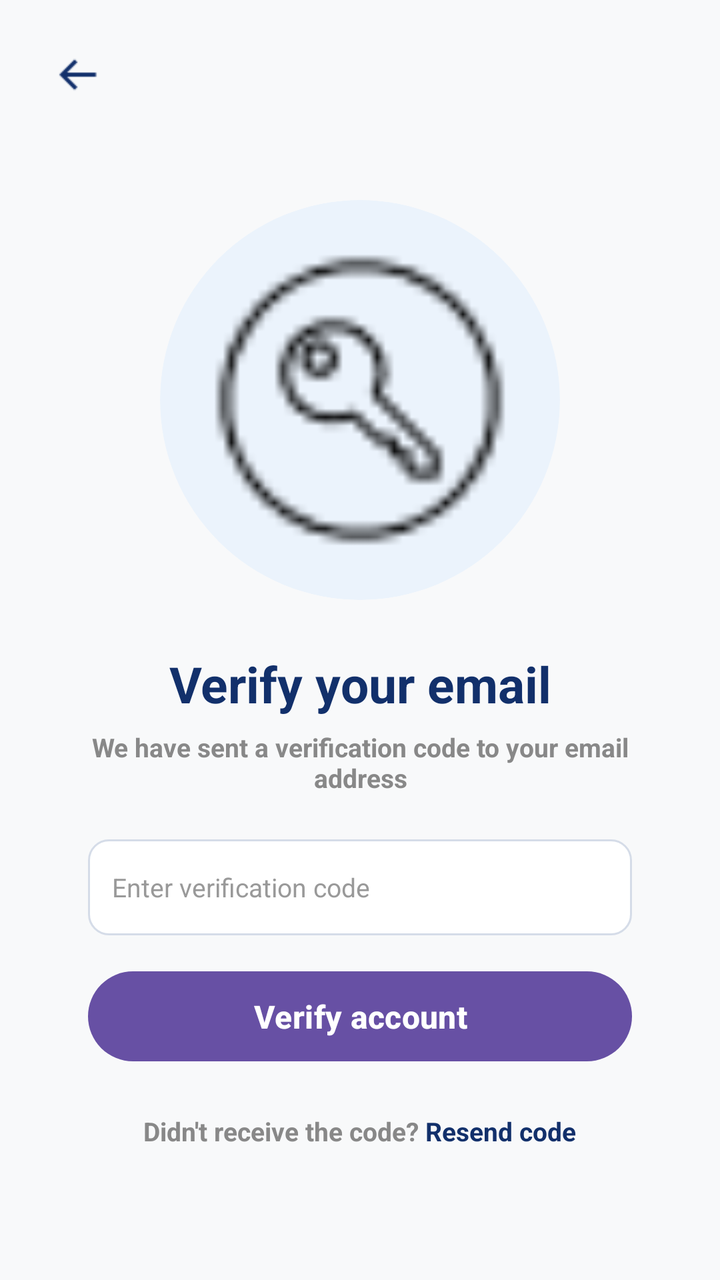
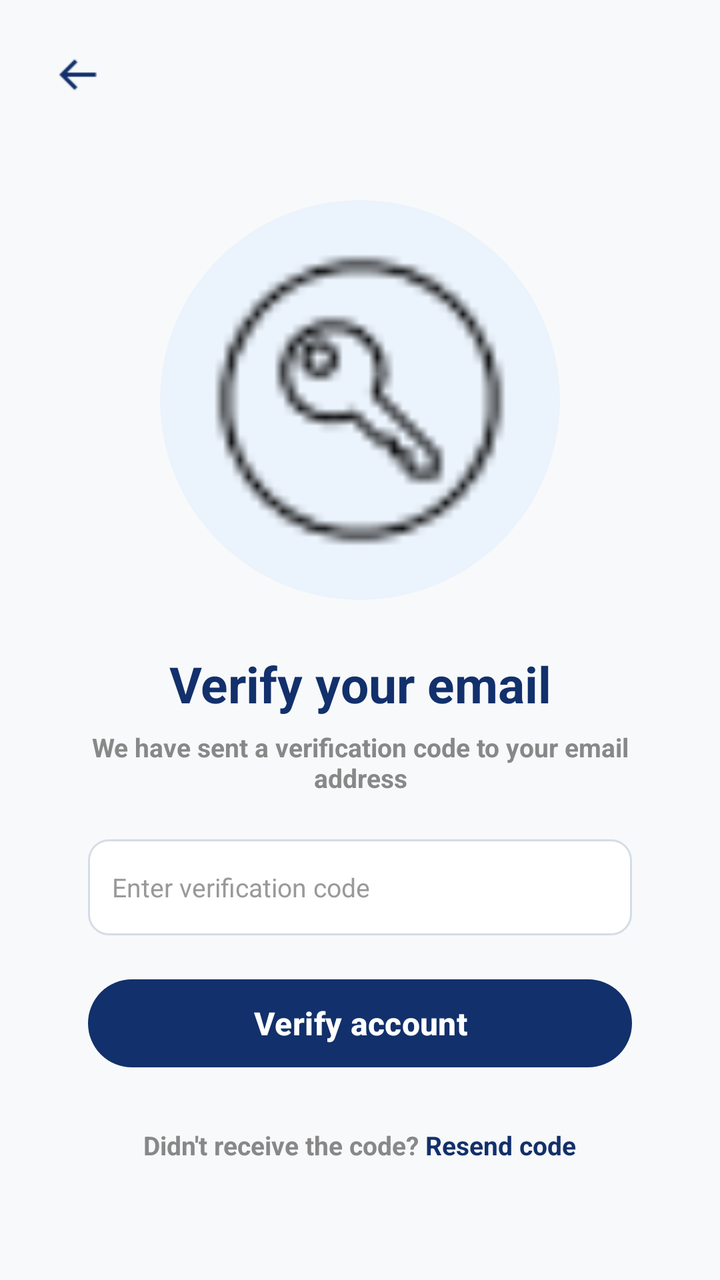

Compare the two renders of this Android layout. The source of the first and the diff that turns it into the second are given below.
<!-- AndroidManifest.xml: application theme Theme.CampusMart -->
<!-- res/layout/verify_email.xml -->
<?xml version="1.0" encoding="utf-8"?>
<LinearLayout
    xmlns:android="http://schemas.android.com/apk/res/android"
    android:layout_width="match_parent"
    android:layout_height="match_parent"
    android:background="#F8F9FA"
    android:orientation="vertical">

    
    <RelativeLayout
        android:layout_width="match_parent"
        android:layout_height="75dp">

        <ImageView
            android:id="@+id/back"
            android:layout_width="24dp"
            android:layout_height="24dp"
            android:layout_centerVertical="true"
            android:layout_marginStart="27dp"
            android:src="@drawable/back_arrow_png"
            android:tint="#12306B" />

    </RelativeLayout>

    
    <LinearLayout
        android:layout_width="match_parent"
        android:layout_height="0dp"
        android:layout_weight="1"
        android:gravity="center_horizontal"
        android:orientation="vertical"
        android:paddingHorizontal="44dp">

        
        <FrameLayout
            android:layout_width="200dp"
            android:layout_height="200dp"
            android:layout_marginTop="25dp"
            android:background="@drawable/bg_circle_light"
            android:clipToOutline="true"
            android:padding="25dp">

            <ImageView
                android:id="@+id/verificationImage"
                android:layout_width="match_parent"
                android:layout_height="match_parent"
                android:scaleType="fitCenter"
                android:src="@drawable/otp_icon_png" />

        </FrameLayout>

        
        <TextView
            android:layout_width="match_parent"
            android:layout_height="wrap_content"
            android:layout_marginTop="25dp"
            android:gravity="center"
            android:text="Verify your email"
            android:textColor="#12306B"
            android:textSize="25sp"
            android:textStyle="bold" />

        
        <TextView
            android:layout_width="match_parent"
            android:layout_height="wrap_content"
            android:layout_marginTop="6dp"
            android:gravity="center"
            android:text="We have sent a verification code to your email address"
            android:textColor="#888888"
            android:textSize="13sp"
            android:textStyle="bold" />

        
        <EditText
            android:id="@+id/verificationCode"
            android:layout_width="match_parent"
            android:layout_height="48dp"
            android:layout_marginTop="22dp"
            android:background="@drawable/input_background"
            android:hint="Enter verification code"
            android:inputType="number"
            android:paddingHorizontal="12dp"
            android:singleLine="true"
            android:textColor="#111111"
            android:textColorHint="#999999"
            android:textSize="13sp" />

        
        <Button
            android:id="@+id/btnVerify"
            android:layout_width="match_parent"
            android:layout_height="45dp"
            android:layout_marginTop="18dp"
            android:background="@drawable/button_background"
            android:text="Verify account"
            android:textAllCaps="false"
            android:textColor="#FFFFFF"
            android:textSize="16sp"
            android:textStyle="bold" />

        
        <LinearLayout
            android:layout_width="match_parent"
            android:layout_height="wrap_content"
            android:layout_marginTop="26dp"
            android:gravity="center"
            android:orientation="horizontal">

            <TextView
                android:layout_width="wrap_content"
                android:layout_height="wrap_content"
                android:text="Didn't receive the code? "
                android:textColor="#888888"
                android:textSize="13sp"
                android:textStyle="bold" />

            <TextView
                android:id="@+id/resendCode"
                android:layout_width="wrap_content"
                android:layout_height="wrap_content"
                android:text="Resend code"
                android:textColor="#12306B"
                android:textSize="13sp"
                android:textStyle="bold" />

        </LinearLayout>

    </LinearLayout>

</LinearLayout>
<!-- resources referenced by this layout -->
<resources>
  <!-- drawable back_arrow_png: png bitmap (drawable, 249 bytes) -->
  <!-- drawable bg_circle_light (drawable) -->
  <?xml version="1.0" encoding="utf-8"?>
  <shape xmlns:android="http://schemas.android.com/apk/res/android"
      android:shape="oval">
      <solid android:color="#EBF3FC" />
  </shape>
  <!-- drawable button_background (drawable) -->
  <?xml version="1.0" encoding="utf-8"?>
  <shape xmlns:android="http://schemas.android.com/apk/res/android">
      <solid android:color="#173B70"/>
      <corners android:radius="30dp"/>
  </shape>
  <!-- drawable input_background (drawable) -->
  <?xml version="1.0" encoding="utf-8"?>
  <shape xmlns:android="http://schemas.android.com/apk/res/android">
      <solid android:color="#FFFFFF"/>
      <corners android:radius="10dp"/>
      <stroke
          android:width="1dp"
          android:color="#D5DCE8"/>
  </shape>
  <!-- drawable otp_icon_png: png bitmap (drawable, 789 bytes) -->
  <style name="Theme.CampusMart" parent="Base.Theme.CampusMart" />
  <style name="Base.Theme.CampusMart" parent="Theme.Material3.DayNight.NoActionBar">
          
          
      </style>
</resources>

<!-- the commit's change to res/layout/verify_email.xml (unified diff, before → after) -->
@@ -1,6 +1,7 @@
 <?xml version="1.0" encoding="utf-8"?>
 <LinearLayout
     xmlns:android="http://schemas.android.com/apk/res/android"
+    xmlns:app="http://schemas.android.com/apk/res-auto"
     android:layout_width="match_parent"
     android:layout_height="match_parent"
     android:background="#F8F9FA"
@@ -87,17 +88,18 @@
             android:textSize="13sp" />
 
         
-        <Button
+        <com.google.android.material.button.MaterialButton
             android:id="@+id/btnVerify"
             android:layout_width="match_parent"
-            android:layout_height="45dp"
+            android:layout_height="52dp"
             android:layout_marginTop="18dp"
-            android:background="@drawable/button_background"
             android:text="Verify account"
             android:textAllCaps="false"
             android:textColor="#FFFFFF"
             android:textSize="16sp"
-            android:textStyle="bold" />
+            android:textStyle="bold"
+            app:backgroundTint="#12306B"
+            app:cornerRadius="26dp" />
 
         
         <LinearLayout
<!-- resource entries referenced after the edit -->
@@ -6,12 +6,6 @@
   <shape xmlns:android="http://schemas.android.com/apk/res/android"
       android:shape="oval">
       <solid android:color="#EBF3FC" />
-  </shape>
-  <!-- drawable button_background (drawable) -->
-  <?xml version="1.0" encoding="utf-8"?>
-  <shape xmlns:android="http://schemas.android.com/apk/res/android">
-      <solid android:color="#173B70"/>
-      <corners android:radius="30dp"/>
   </shape>
   <!-- drawable input_background (drawable) -->
   <?xml version="1.0" encoding="utf-8"?>
@@ -25,8 +19,11 @@
   <!-- drawable otp_icon_png: png bitmap (drawable, 789 bytes) -->
   <style name="Theme.CampusMart" parent="Base.Theme.CampusMart" />
   <style name="Base.Theme.CampusMart" parent="Theme.Material3.DayNight.NoActionBar">
-          
-          
+          <item name="colorPrimary">@color/bg_splash_navy</item>
+          <item name="colorPrimaryVariant">#12306B</item>
+          <item name="colorOnPrimary">@color/white</item>
       </style>
+  <color name="bg_splash_navy">#153A6B</color>
+  <color name="white">#FFFFFFFF</color>
 </resources>
 
